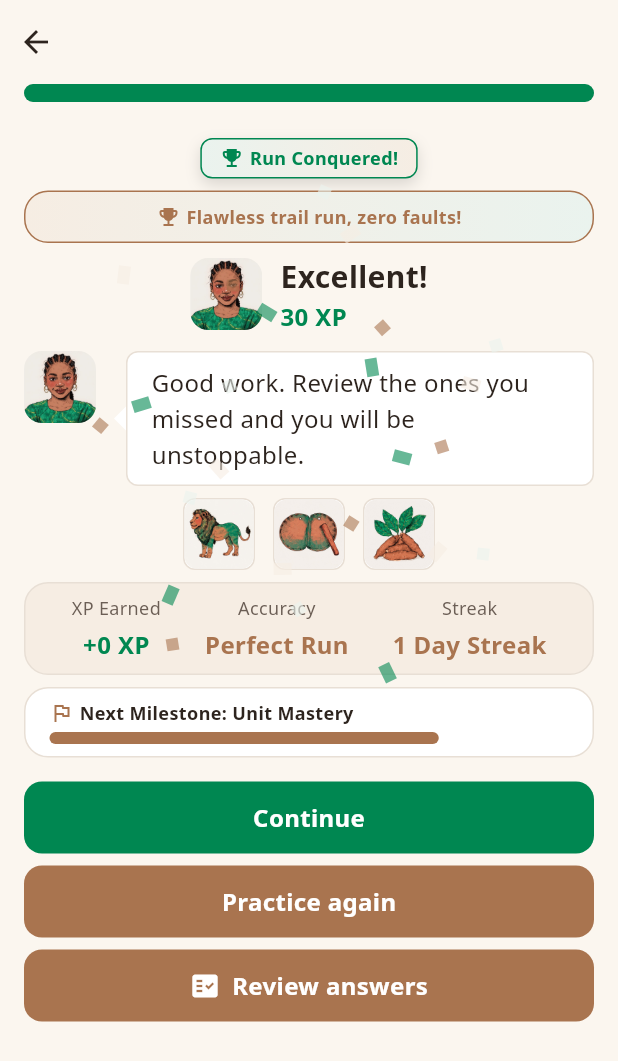
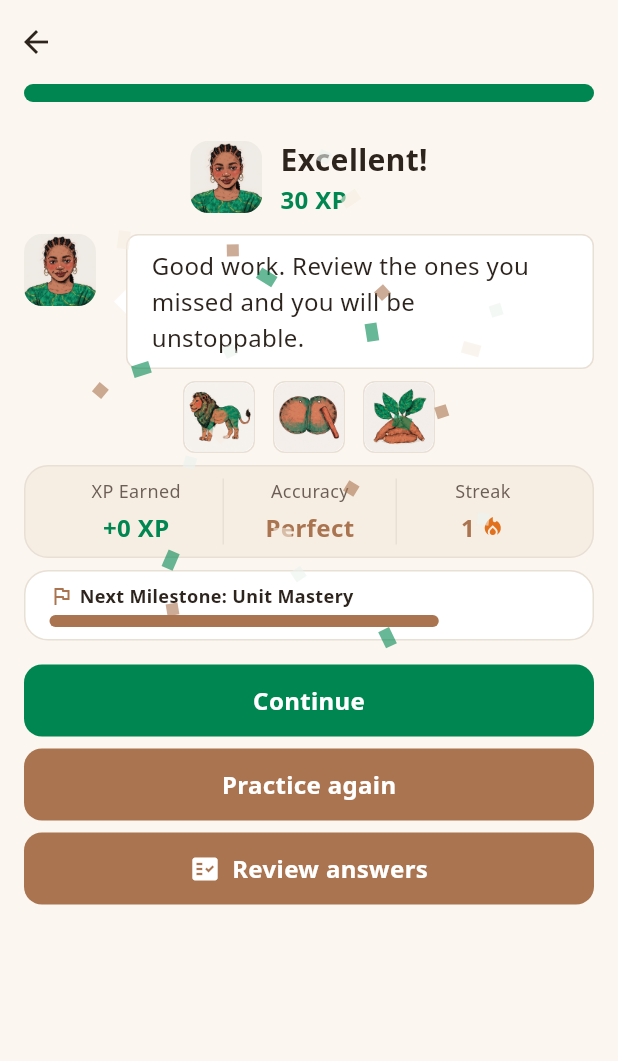
Before and after one commit to Samthesurf/igboman, a Flutter app: the LessonScreen screen opened directly with empty values, on a phone screen of 412 x 824 dp. Shown: the top 1061 px of the screen. Run offline on Flutter 3.47's test engine with Material 3 defaults, Android fonts, the phone set to English and light mode, and no system bars; our stand-ins replace audioplayers, shared_preferences; missing offline and left inert: googleai_dart; accounts and stored records are empty.

Commit message:
feat: clean completion stats, dividers, streak flame
- remove Run Conquered and Flawless banners from lesson completion
- accuracy reads Perfect on clean runs, not Perfect Run
- streak stat shows number plus orange flame icon, thin dividers

```diff
--- a/lib/screens/lesson_screen.dart
+++ b/lib/screens/lesson_screen.dart
@@ -583,7 +583,6 @@ class _QuestionPageState extends State<_QuestionPage>
   _AnswerState _answerState = _AnswerState.idle;
   late AnimationController _animController;
   late Animation<double> _shakeAnim;
-  late Animation<double> _scaleAnim;
 
   // Per-type state
   String? _selectedOption; // MCQ
@@ -606,10 +605,6 @@ class _QuestionPageState extends State<_QuestionPage>
       TweenSequenceItem(tween: Tween(begin: 0.0, end: 8.0), weight: 25),
       TweenSequenceItem(tween: Tween(begin: 8.0, end: -8.0), weight: 50),
       TweenSequenceItem(tween: Tween(begin: -8.0, end: 0.0), weight: 25),
-    ]).animate(_animController);
-    _scaleAnim = TweenSequence<double>([
-      TweenSequenceItem(tween: Tween(begin: 1.0, end: 1.08), weight: 50),
-      TweenSequenceItem(tween: Tween(begin: 1.08, end: 1.0), weight: 50),
     ]).animate(_animController);
 
     // Rebuild when translate text changes so _canConfirm updates
@@ -846,18 +841,11 @@ class _QuestionPageState extends State<_QuestionPage>
     return AnimatedBuilder(
       animation: _animController,
       builder: (context, child) {
-        double offsetX = 0;
-        double scale = 1.0;
-        if (_answerState == _AnswerState.wrong) {
-          offsetX = _shakeAnim.value;
-        } else if (isCorrect) {
-          scale = _scaleAnim.value;
-        }
-
-        return Transform.translate(
-          offset: Offset(offsetX, 0),
-          child: Transform.scale(scale: scale, child: child),
-        );
+        final offsetX = _answerState == _AnswerState.wrong
+            ? _shakeAnim.value
+            : 0.0;
+
+        return Transform.translate(offset: Offset(offsetX, 0), child: child);
       },
       child: _buildBody(isCorrect),
     );
@@ -1914,93 +1902,6 @@ class _CompletionScreenState extends State<_CompletionScreen> {
               child: Column(
                 mainAxisSize: MainAxisSize.min,
                 children: [
-                  // Run Complete Banner
-                  Container(
-                    key: const Key('runCompleteBanner'),
-                    padding: const EdgeInsets.symmetric(
-                      horizontal: Spacing.m,
-                      vertical: Spacing.xs,
-                    ),
-                    decoration: BoxDecoration(
-                      gradient: const LinearGradient(
-                        begin: Alignment.centerLeft,
-                        end: Alignment.centerRight,
-                        colors: [AppColors.successBg, AppColors.warnBg],
-                      ),
-                      borderRadius: BorderRadius.circular(Radii.chip),
-                      border: Border.all(color: AppColors.secondary),
-                      boxShadow: const [
-                        BoxShadow(
-                          color: Color(0x22000000),
-                          blurRadius: 8,
-                          offset: Offset(0, 4),
-                        ),
-                      ],
-                    ),
-                    child: const Row(
-                      mainAxisSize: MainAxisSize.min,
-                      children: [
-                        Icon(
-                          Icons.emoji_events,
-                          size: IconSizes.s,
-                          color: AppColors.secondary,
-                        ),
-                        SizedBox(width: Spacing.xs),
-                        Text(
-                          'Run Conquered!',
-                          style: TextStyle(
-                            fontSize: TypeScale.caption,
-                            fontWeight: FontWeight.bold,
-                            color: AppColors.secondary,
-                            fontFamily: 'NotoSans',
-                          ),
-                        ),
-                      ],
-                    ),
-                  ),
-                  const SizedBox(height: Spacing.s),
-
-                  if (widget.isPerfect && !widget.isReplay)
-                    Container(
-                      key: const Key('perfectRunBanner'),
-                      width: double.infinity,
-                      padding: const EdgeInsets.symmetric(
-                        horizontal: Spacing.md,
-                        vertical: Spacing.s,
-                      ),
-                      decoration: BoxDecoration(
-                        gradient: const LinearGradient(
-                          begin: Alignment.centerLeft,
-                          end: Alignment.centerRight,
-                          colors: [AppColors.warnBg, AppColors.successBg],
-                        ),
-                        borderRadius: BorderRadius.circular(Radii.card),
-                        border: Border.all(color: AppColors.primary),
-                      ),
-                      child: const Row(
-                        mainAxisAlignment: MainAxisAlignment.center,
-                        children: [
-                          Icon(
-                            Icons.emoji_events,
-                            size: IconSizes.s,
-                            color: AppColors.primary,
-                          ),
-                          SizedBox(width: Spacing.xs),
-                          Text(
-                            'Flawless trail run, zero faults!',
-                            style: TextStyle(
-                              fontSize: TypeScale.caption,
-                              fontWeight: FontWeight.bold,
-                              color: AppColors.primary,
-                              fontFamily: 'NotoSans',
-                            ),
-                          ),
-                        ],
-                      ),
-                    ),
-                  if (widget.isPerfect && !widget.isReplay)
-                    const SizedBox(height: Spacing.s),
-
                   // Ada avatar + Excellent! header row
                   Row(
                     mainAxisAlignment: MainAxisAlignment.center,
@@ -2096,9 +1997,9 @@ class _CompletionScreenState extends State<_CompletionScreen> {
                         border: Border.all(color: AppColors.cardBorder),
                       ),
                       child: Row(
-                        mainAxisAlignment: MainAxisAlignment.spaceAround,
-                        children: [
-                          Column(
+                        children: [
+                          Expanded(
+                            child: Column(
                               children: [
                                 const Text(
                                   'XP Earned',
@@ -2120,7 +2021,15 @@ class _CompletionScreenState extends State<_CompletionScreen> {
                                 ),
                               ],
                             ),
-                          Column(
+                          ),
+                          Expanded(
+                            child: Container(
+                              decoration: const BoxDecoration(
+                                border: Border(
+                                  left: BorderSide(color: AppColors.cardBorder),
+                                ),
+                              ),
+                              child: Column(
                                 children: [
                                   const Text(
                                     'Accuracy',
@@ -2135,7 +2044,7 @@ class _CompletionScreenState extends State<_CompletionScreen> {
                                     widget.isReplay
                                         ? 'Practice Run'
                                         : (widget.isPerfect
-                                          ? 'Perfect Run'
+                                              ? 'Perfect'
                                               : 'Completed'),
                                     style: const TextStyle(
                                       fontSize: TypeScale.body,
@@ -2146,7 +2055,16 @@ class _CompletionScreenState extends State<_CompletionScreen> {
                                   ),
                                 ],
                               ),
-                          Column(
+                            ),
+                          ),
+                          Expanded(
+                            child: Container(
+                              decoration: const BoxDecoration(
+                                border: Border(
+                                  left: BorderSide(color: AppColors.cardBorder),
+                                ),
+                              ),
+                              child: Column(
                                 children: [
                                   const Text(
                                     'Streak',
@@ -2157,8 +2075,12 @@ class _CompletionScreenState extends State<_CompletionScreen> {
                                     ),
                                   ),
                                   const SizedBox(height: Spacing.xs),
+                                  Row(
+                                    key: const Key('streakStatValue'),
+                                    mainAxisSize: MainAxisSize.min,
+                                    children: [
                                       Text(
-                                '$streakDays Day Streak',
+                                        '$streakDays',
                                         style: const TextStyle(
                                           fontSize: TypeScale.body,
                                           fontWeight: FontWeight.bold,
@@ -2166,7 +2088,17 @@ class _CompletionScreenState extends State<_CompletionScreen> {
                                           fontFamily: 'NotoSans',
                                         ),
                                       ),
-                            ],
+                                      const SizedBox(width: Spacing.xs),
+                                      const Icon(
+                                        Icons.local_fire_department,
+                                        size: IconSizes.s,
+                                        color: AppColors.ember,
+                                      ),
+                                    ],
+                                  ),
+                                ],
+                              ),
+                            ),
                           ),
                         ],
                       ),
--- a/lib/theme/app_theme.dart
+++ b/lib/theme/app_theme.dart
@@ -22,6 +22,7 @@ abstract final class AppColors {
   static const Color error = Color(
     0xFFC75B39,
   ); // flat terracotta for wrong answers
+  static const Color ember = Color(0xFFE2711D); // flame orange, streak fire
   static const Color successBg = Color(0xFFEAF3EE); // light green tint
   static const Color warnBg = Color(0xFFF6EDE3); // light brown tint
   static const Color disabledFill = Color(0xFFE8DFD5);
```
Also changed, not shown: 2 other files. Lines whose indentation alone changed are shown as unchanged.
